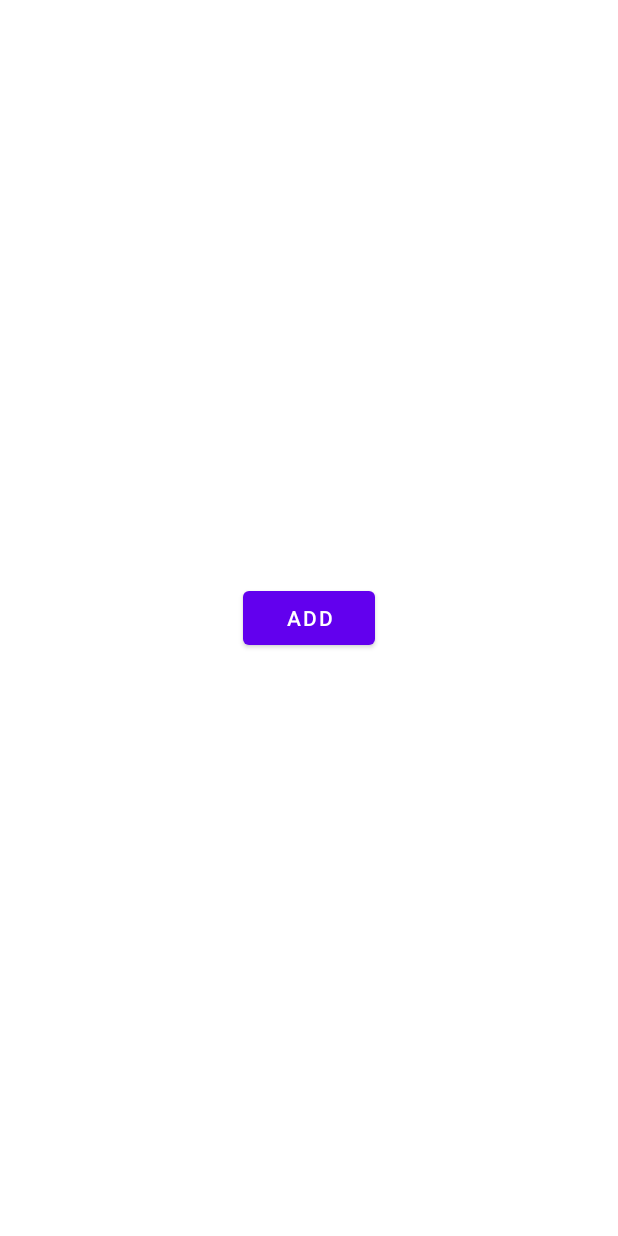
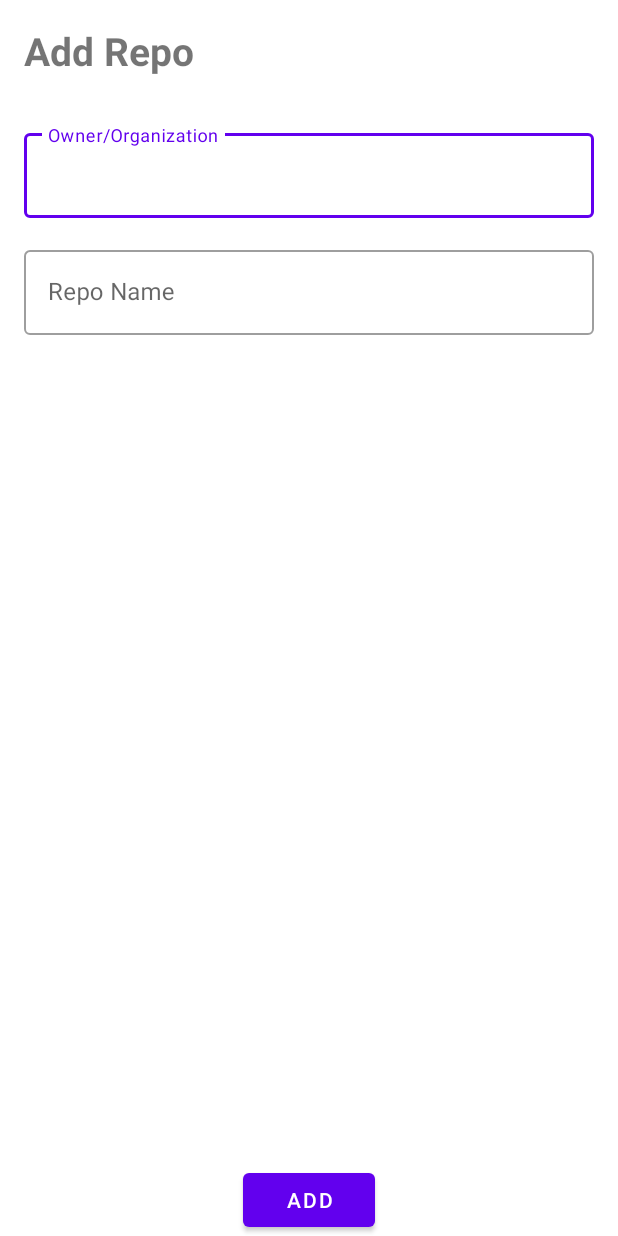
Before and after one commit to Thre4dripper/GithubBrowser-AndroidApp, an Android app: the AddRepoActivity screen opened directly, with no data from a screen before it, on a phone screen of 412 x 824 dp. Run offline under Robolectric (Android 15) with nearby library versions, the phone set to English and light mode, and no system bars; our stand-ins replace data binding.

Commit message:
designed add repo page

```diff
--- a/app/src/main/java/com/example/githubbrowser/Activities/AddRepoActivity.kt
+++ b/app/src/main/java/com/example/githubbrowser/Activities/AddRepoActivity.kt
@@ -9,7 +9,7 @@ import com.example.githubbrowser.databinding.ActivityAddRepoBinding
 
 class AddRepoActivity : AppCompatActivity() {
 
-    lateinit var binding: ActivityAddRepoBinding
+    private lateinit var binding: ActivityAddRepoBinding
     override fun onCreate(savedInstanceState: Bundle?) {
         super.onCreate(savedInstanceState)
         binding=DataBindingUtil.setContentView(this,R.layout.activity_add_repo)
--- a/app/src/main/res/layout/activity_add_repo.xml
+++ b/app/src/main/res/layout/activity_add_repo.xml
@@ -8,14 +8,60 @@
         android:layout_height="match_parent"
         tools:context=".Activities.AddRepoActivity">
 
-        <Button
+        <TextView
+            android:id="@+id/textView"
+            style="@style/ActivitiesHeading"
+            android:text="@string/add_repo"
+            app:layout_constraintStart_toStartOf="parent"
+            app:layout_constraintTop_toTopOf="parent" />
+
+
+        <com.google.android.material.textfield.TextInputLayout
+            android:id="@+id/textField"
+            style="@style/Widget.MaterialComponents.TextInputLayout.OutlinedBox"
+            android:layout_width="match_parent"
+            android:layout_height="wrap_content"
+            android:layout_marginStart="16dp"
+            android:layout_marginTop="32dp"
+            android:layout_marginEnd="16dp"
+            android:hint="@string/owner_organization"
+            app:layout_constraintEnd_toEndOf="parent"
+            app:layout_constraintStart_toStartOf="parent"
+            app:layout_constraintTop_toBottomOf="@+id/textView">
+
+            <com.google.android.material.textfield.TextInputEditText
+                android:layout_width="match_parent"
+                android:layout_height="wrap_content" />
+
+        </com.google.android.material.textfield.TextInputLayout>
+
+
+        <com.google.android.material.textfield.TextInputLayout
+
+            style="@style/Widget.MaterialComponents.TextInputLayout.OutlinedBox"
+            android:layout_width="match_parent"
+            android:layout_height="wrap_content"
+            android:layout_marginStart="16dp"
+            android:layout_marginTop="16dp"
+            android:layout_marginEnd="16dp"
+            android:hint="@string/repo_name"
+            app:layout_constraintEnd_toEndOf="parent"
+            app:layout_constraintStart_toStartOf="parent"
+            app:layout_constraintTop_toBottomOf="@+id/textField">
+
+            <com.google.android.material.textfield.TextInputEditText
+                android:layout_width="match_parent"
+                android:layout_height="wrap_content" />
+
+        </com.google.android.material.textfield.TextInputLayout>
+
+        <com.google.android.material.button.MaterialButton
             android:id="@+id/add_repo_button"
             android:layout_width="wrap_content"
             android:layout_height="wrap_content"
-            android:text="ADD"
+            android:text="@string/add_repo_button"
             app:layout_constraintBottom_toBottomOf="parent"
             app:layout_constraintEnd_toEndOf="parent"
-            app:layout_constraintStart_toStartOf="parent"
-            app:layout_constraintTop_toTopOf="parent" />
+            app:layout_constraintStart_toStartOf="parent" />
     </androidx.constraintlayout.widget.ConstraintLayout>
 </layout>
--- a/app/src/main/res/layout/activity_main.xml
+++ b/app/src/main/res/layout/activity_main.xml
@@ -32,7 +32,7 @@
             android:backgroundTint="@color/white"
             app:borderWidth="0dp"
             android:layout_marginEnd="16dp"
-            android:contentDescription="@string/add_repo"
+            android:contentDescription="@string/desc_add_repo_button"
             android:src="@drawable/ic_home_add_repo"
             app:layout_constraintBottom_toBottomOf="@+id/home_heading"
             app:layout_constraintEnd_toEndOf="parent"
--- a/app/src/main/res/values/strings.xml
+++ b/app/src/main/res/values/strings.xml
@@ -5,12 +5,18 @@
 
     //activities headings
     <string name="github_browser">Github Browser</string>
+    <string name="add_repo">Add Repo</string>
 
     //content descriptions
-    <string name="add_repo">Add Repo</string>
+    <string name="desc_add_repo_button">Add Repo</string>
 
     //repo card
     <string name="placeholder_repo_name">Repo Name</string>
     <string name="placeholder_repo_desc">Repo Desc</string>
     <string name="desc_send_repo_info">Send Repo\'s Info</string>
+
+    //add repo activity
+    <string name="owner_organization">Owner/Organization</string>
+    <string name="repo_name">Repo Name</string>
+    <string name="add_repo_button">ADD</string>
 </resources>
```
